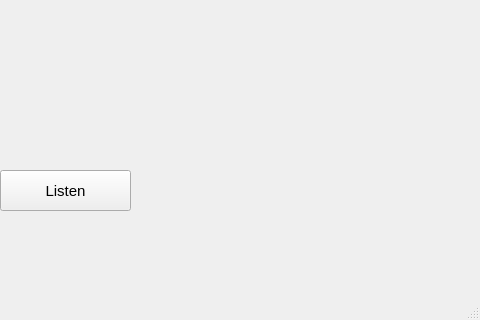
luisvalverd/Asistente, file src/views/Main.ui: the form before one commit; both pictures show x 320 to 800 and y 280 to 600 of the 800 by 600 pixel window.
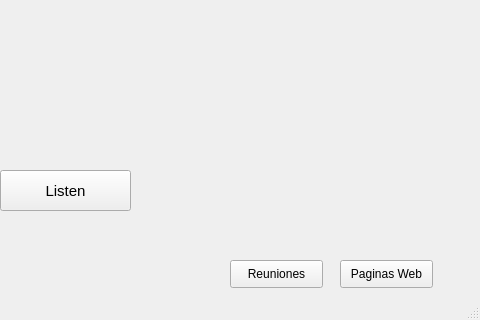
The form after the commit. Icons and pictures are not drawn.

Commit message: creacion de gestion paginas web y gestion de reuniones y implementacion de base de datos en gestion de paginas web y gestion de reuniones

```diff
--- a/src/views/Main.ui
+++ b/src/views/Main.ui
@@ -13,6 +13,9 @@
   <property name="windowTitle">
    <string>MainWindow</string>
   </property>
+  <property name="styleSheet">
+   <string notr="true"/>
+  </property>
   <widget class="QWidget" name="centralwidget">
    <widget class="QLabel" name="Title">
     <property name="geometry">
@@ -95,6 +98,32 @@
      <string/>
     </property>
    </widget>
+   <widget class="QPushButton" name="reunionesButton">
+    <property name="geometry">
+     <rect>
+      <x>550</x>
+      <y>540</y>
+      <width>93</width>
+      <height>28</height>
+     </rect>
+    </property>
+    <property name="text">
+     <string>Reuniones</string>
+    </property>
+   </widget>
+   <widget class="QPushButton" name="paginasButton">
+    <property name="geometry">
+     <rect>
+      <x>660</x>
+      <y>540</y>
+      <width>93</width>
+      <height>28</height>
+     </rect>
+    </property>
+    <property name="text">
+     <string>Paginas Web</string>
+    </property>
+   </widget>
   </widget>
   <widget class="QStatusBar" name="statusbar"/>
  </widget>
```
Left out of the diff: 1 changed line with no effect on the pictures. The commit also changes 15 other files.
